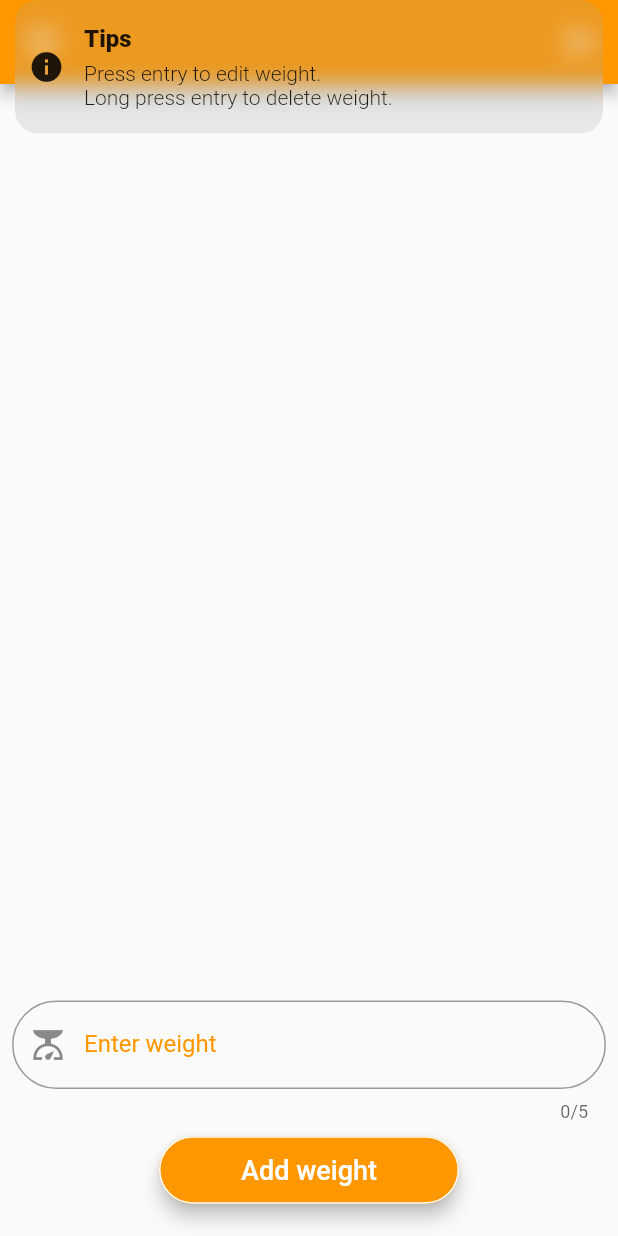
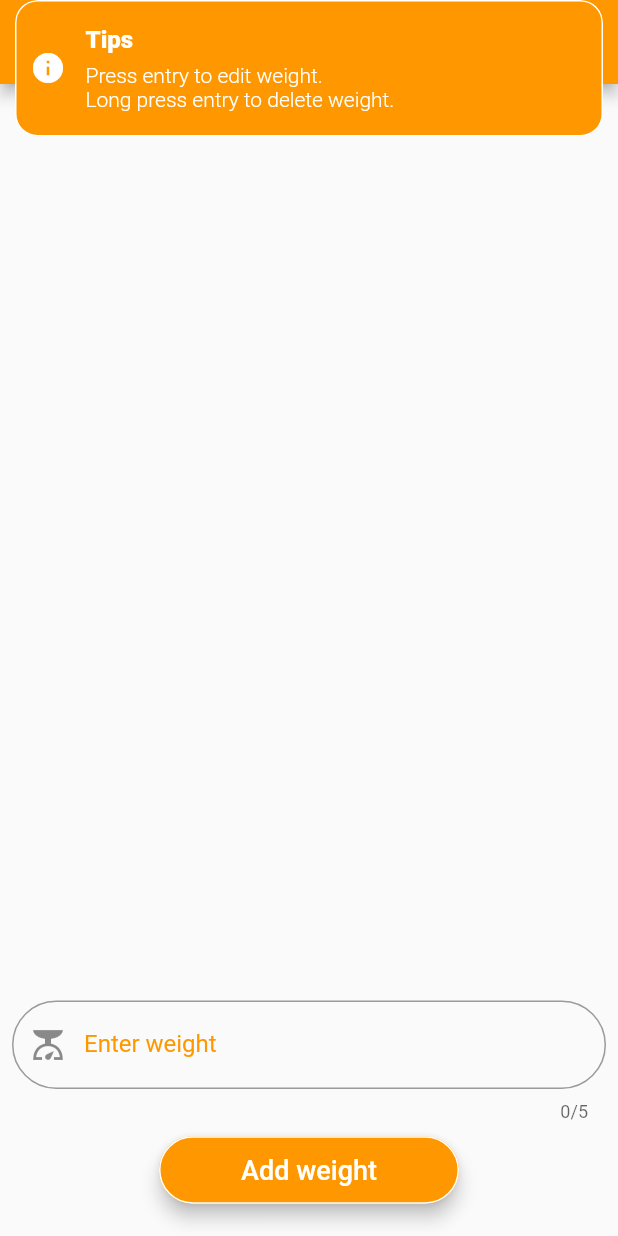
Before and after one commit to xPTK/weight_tracker, a Flutter app: the screen it shows once a user with an empty profile is signed in, after a tap on the "info outline" icon, on a phone screen of 412 x 824 dp. Run offline on Flutter 3.47's test engine with Material 2 defaults, Android fonts, the phone set to English and light mode, and no system bars; our stand-ins replace bordered_text, cloud_firestore, connectivity_plus, firebase_auth, firebase_core, get; accounts and stored records are empty; Roboto replaces fonts that are missing (sans-serif-light).

Commit message:
Added connectivity, connection_controller, connection status, bindings.

```diff
--- /dev/null
+++ b/lib/bindings/app_bindings.dart
@@ -0,0 +1,14 @@
+import 'package:get/get.dart';
+import 'package:weight_tracker/controllers/connection_controller.dart';
+import 'package:weight_tracker/controllers/home_controller.dart';
+import 'package:weight_tracker/controllers/login_controller.dart';
+
+class AppBindings extends Bindings {
+
+  @override
+  void dependencies() {
+    Get.lazyPut<LoginController>(() => LoginController());
+    Get.lazyPut<HomeController>(() => HomeController());
+    Get.lazyPut<ConnectionController>(() => ConnectionController());
+  }
+}
--- /dev/null
+++ b/lib/controllers/connection_controller.dart
@@ -0,0 +1,22 @@
+import 'dart:async';
+import 'package:flutter/material.dart';
+import 'package:get/get.dart';
+import 'package:connectivity_plus/connectivity_plus.dart';
+
+class ConnectionController extends GetxController {
+  Stream<ConnectivityResult> connectionStream =
+    Connectivity().onConnectivityChanged;
+  late StreamSubscription connectionStreamSubscription;
+
+  RxString connection = 'none'.obs;
+
+  IconData setConnectionIcon(String connection) {
+    if(connection == 'mobile') {
+      return Icons.signal_cellular_4_bar_outlined;
+    } else if(connection == 'wifi') {
+      return Icons.signal_wifi_4_bar;
+    } else {
+      return Icons.signal_cellular_nodata;
+    }
+  }
+}
--- a/lib/main.dart
+++ b/lib/main.dart
@@ -4,6 +4,7 @@ import 'package:flutter/services.dart';
 import 'package:firebase_core/firebase_core.dart';
 
 import 'package:weight_tracker/authentication_wrapper.dart';
+import 'package:weight_tracker/bindings/app_bindings.dart';
 
 Future<void> main() async {
   WidgetsFlutterBinding.ensureInitialized();
@@ -27,6 +28,7 @@ class MyApp extends StatelessWidget {
       theme: ThemeData(
         primarySwatch: Colors.orange,
       ),
+      initialBinding: AppBindings(),
       home: const AuthenticationWrapper(),
     );
   }
--- a/lib/screens/home_screen.dart
+++ b/lib/screens/home_screen.dart
@@ -4,6 +4,7 @@ import 'package:get/get.dart';
 import 'package:cloud_firestore/cloud_firestore.dart';
 
 import 'package:weight_tracker/controllers/home_controller.dart';
+import 'package:weight_tracker/controllers/connection_controller.dart';
 import 'package:weight_tracker/services/auth.dart';
 import 'package:weight_tracker/services/database.dart';
 import 'package:weight_tracker/widgets/app_bar_icon_button.dart';
@@ -19,15 +20,49 @@ class HomeScreen extends StatefulWidget {
 class _HomeScreenState extends State<HomeScreen> {
   final DatabaseService _dbService = DatabaseService.dbService;
   final AuthService _authService = AuthService.authService;
-  final HomeController _homeController = Get.put(HomeController());
 
-  final TextEditingController addWeightFieldController = TextEditingController();
-  final TextEditingController editWeightFieldController = TextEditingController();
+  final HomeController _homeController = Get.find<HomeController>();
+  final ConnectionController _connectionController =
+    Get.find<ConnectionController>();
+
+  final TextEditingController addWeightFieldController =
+    TextEditingController();
+  final TextEditingController editWeightFieldController =
+    TextEditingController();
+
+  String get connection => _connectionController.connection.value;
+  set connection(String value) => _connectionController.connection.value = value;
+
+  @override
+  void initState() {
+
+    _connectionController.connectionStreamSubscription =
+      _connectionController.connectionStream.listen((result) {
+        connection = result.name;
+
+        Get.snackbar(
+          'Connection status',
+          'Connection: $connection',
+          backgroundColor:Colors.orange,
+          colorText: Colors.white,
+          borderColor: Colors.white,
+          borderWidth: 1.0,
+          icon: Icon(
+            _connectionController.setConnectionIcon(connection),
+            color: Colors.white,
+          ),
+          duration: const Duration(seconds: 3),
+        );
+      });
+
+    super.initState();
+  }
 
   @override
   void dispose() {
     addWeightFieldController.dispose();
     editWeightFieldController.dispose();
+    _connectionController.connectionStreamSubscription.cancel();
     super.dispose();
   }
 
@@ -44,9 +79,15 @@ class _HomeScreenState extends State<HomeScreen> {
               Get.snackbar(
                 'Tips',
                 'Press entry to edit weight. \nLong press entry to delete weight.',
-                icon: const Icon(Icons.info),
+                backgroundColor:Colors.orange,
+                colorText: Colors.white,
+                borderColor: Colors.white,
+                borderWidth: 1.0,
+                icon: const Icon(
+                  Icons.info,
+                  color: Colors.white,
+                ),
                 duration: const Duration(seconds: 5),
-                shouldIconPulse: false,
               );
             },
           ),
@@ -99,6 +140,7 @@ class _HomeScreenState extends State<HomeScreen> {
                                   confirmTextColor: Colors.white,
                                   onConfirm: () {
                                     _dbService.updateWeight(
+                                      connection,
                                       weight,
                                       editWeightFieldController,
                                     );
@@ -108,7 +150,10 @@ class _HomeScreenState extends State<HomeScreen> {
                                 );
                               },
                               onLongPress: () {
-                                _dbService.deleteWeight(weight);
+                                _dbService.deleteWeight(
+                                  connection,
+                                  weight,
+                                );
                               }
                             ),
                             const Divider(
@@ -142,9 +187,11 @@ class _HomeScreenState extends State<HomeScreen> {
                   _homeController.isAddButtonEnabled.value = false;
 
                   await _dbService.addWeight(
+                    connection,
                     weights,
                     addWeightFieldController,
                   );
+
                   _homeController.isAddButtonEnabled.value = true;
                 }
                 : null,
--- a/lib/screens/login_screen.dart
+++ b/lib/screens/login_screen.dart
@@ -14,7 +14,7 @@ class LoginScreen extends StatefulWidget {
 
 class _LoginScreenState extends State<LoginScreen> {
   final AuthService _authService = AuthService.authService;
-  final LoginController _loginController = Get.put(LoginController());
+  final LoginController _loginController = Get.find<LoginController>();
 
   @override
   Widget build(BuildContext context) {
--- a/lib/widgets/default_text_field.dart
+++ b/lib/widgets/default_text_field.dart
@@ -20,8 +20,9 @@ class DefaultTextField extends StatelessWidget {
         validator: (value) {
           if (value!.isEmpty) {
             return ('Enter weight.');
-          } else if (!value
-              .contains(RegExp('^([1-9]|[1-9][0-9]|[1-9][0-9][0-9])'))) {
+          } else if (!value.contains(
+              RegExp('^([1-9]|[1-9][0-9]|[1-9][0-9][0-9])')
+          )) {
             return ('Enter valid weight.');
           }
           return null;
```
Also changed, not shown: lib/services/auth.dart (+14 -2 lines), lib/services/database.dart (+74 -10 lines), pubspec.lock.
